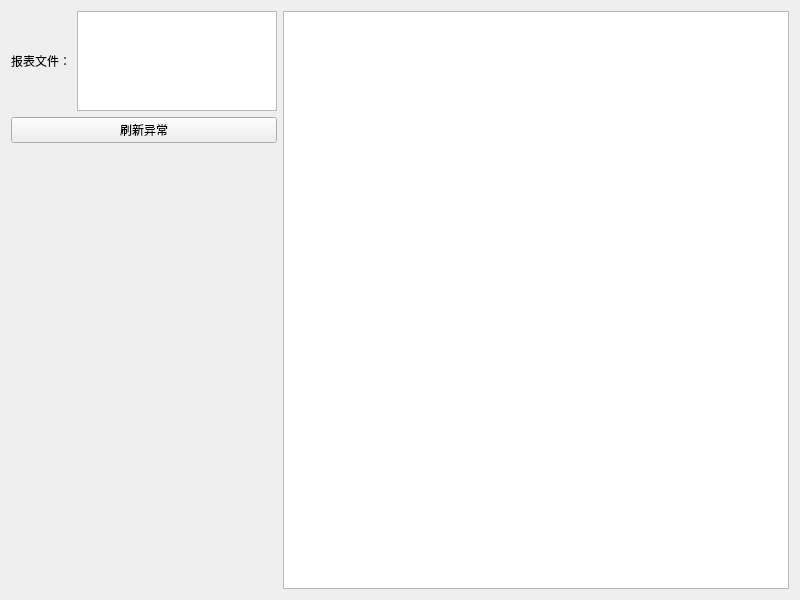
Qt form MainUI/form.ui (crazysjf/WeChat-order-placer) before a commit.
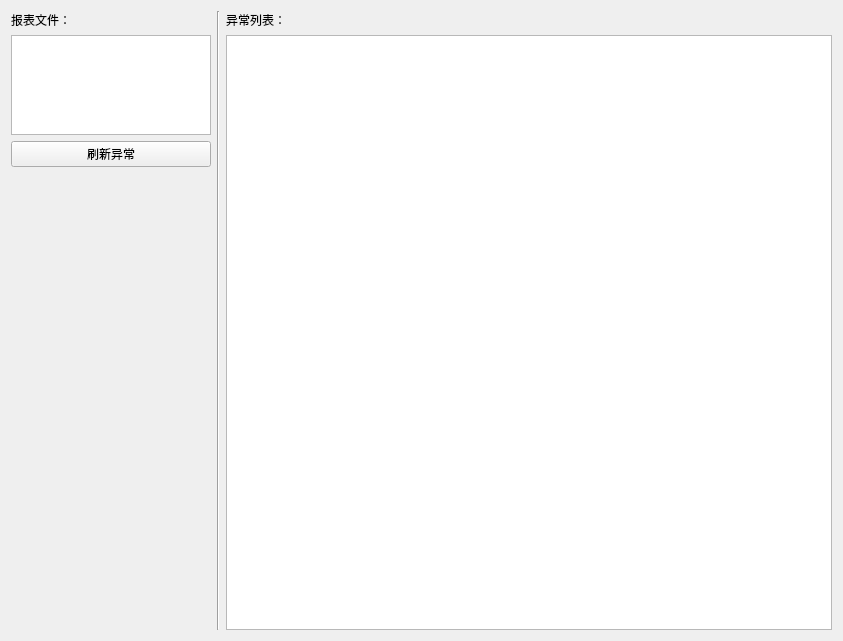
The same form after that commit.

```diff
--- a/MainUI/form.ui
+++ b/MainUI/form.ui
@@ -6,8 +6,8 @@
    <rect>
     <x>0</x>
     <y>0</y>
-    <width>800</width>
-    <height>600</height>
+    <width>843</width>
+    <height>641</height>
    </rect>
   </property>
   <property name="sizePolicy">
@@ -29,8 +29,6 @@
       <enum>QLayout::SetMinimumSize</enum>
      </property>
      <item>
-      <layout class="QHBoxLayout" name="horizontalLayout_2">
-       <item>
         <widget class="QLabel" name="label">
          <property name="text">
           <string>报表文件：</string>
@@ -59,8 +57,6 @@
          </property>
         </widget>
        </item>
-      </layout>
-     </item>
      <item>
       <widget class="QPushButton" name="pushButton_refresh_exceptions">
        <property name="text">
@@ -84,6 +80,22 @@
     </layout>
    </item>
    <item>
+    <widget class="Line" name="line">
+     <property name="orientation">
+      <enum>Qt::Vertical</enum>
+     </property>
+    </widget>
+   </item>
+   <item>
+    <layout class="QVBoxLayout" name="verticalLayout_2">
+     <item>
+      <widget class="QLabel" name="label_2">
+       <property name="text">
+        <string>异常列表：</string>
+       </property>
+      </widget>
+     </item>
+     <item>
     <widget class="QPlainTextEdit" name="plainTextEdit_exceptions">
      <property name="sizePolicy">
       <sizepolicy hsizetype="Expanding" vsizetype="Expanding">
@@ -95,6 +107,8 @@
       <bool>true</bool>
      </property>
     </widget>
+     </item>
+    </layout>
    </item>
   </layout>
  </widget>
```
Left out of the diff: 2 changed lines with no effect on the pictures. Lines whose indentation alone changed are shown as unchanged.
